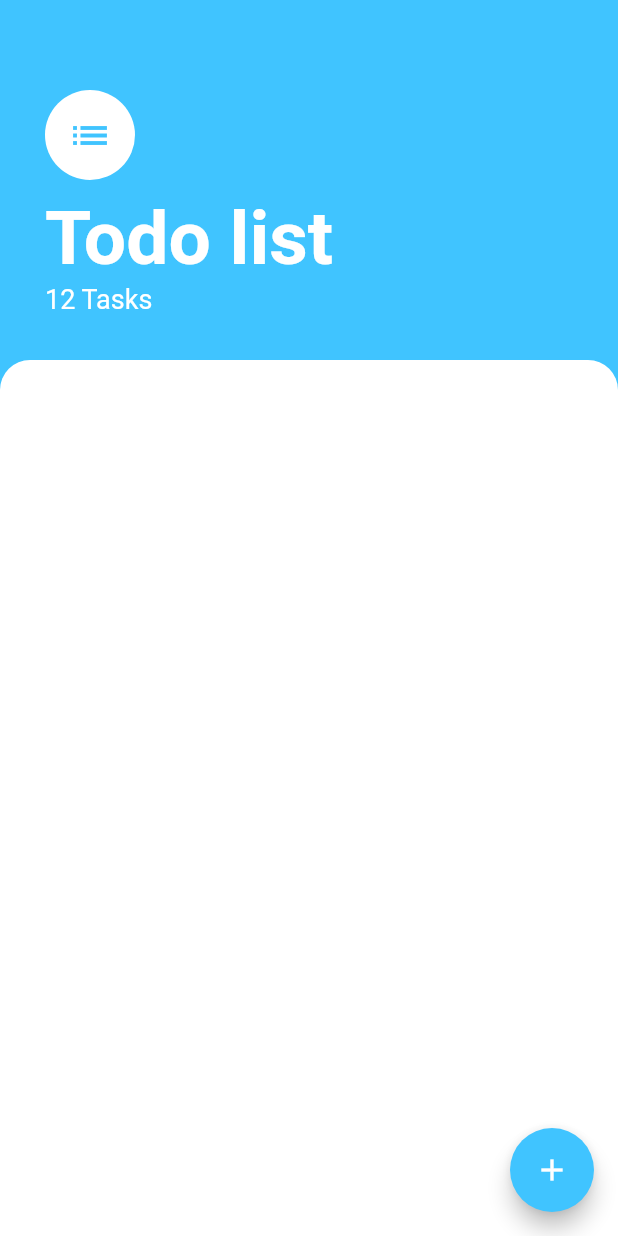
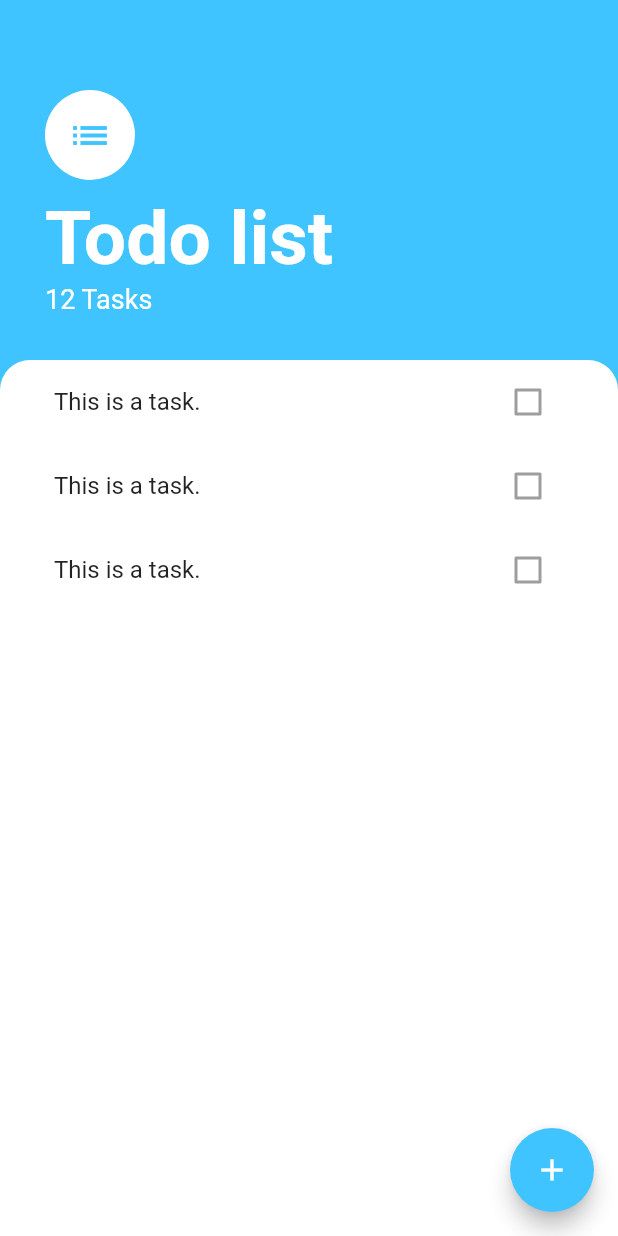
Before and after one commit to jin-aiit-a1824jj/flutter-tutorial-11-todolist_sample_provider, a Flutter app: the screen it shows after launch, on a phone screen of 412 x 824 dp. Run offline on Flutter 3.47's test engine with Material 2 defaults, Android fonts, the phone set to English and light mode, and no system bars.

Commit message:
add listview

```diff
--- a/lib/screens/tasks_screen.dart
+++ b/lib/screens/tasks_screen.dart
@@ -1,4 +1,5 @@
 import 'package:flutter/material.dart';
+import 'package:todolistsampel/widgets/tasks_list.dart';
 
 class TasksScreen extends StatelessWidget {
   @override
@@ -8,7 +9,9 @@ class TasksScreen extends StatelessWidget {
       floatingActionButton: FloatingActionButton(
         backgroundColor: Colors.lightBlueAccent,
         child: Icon(Icons.add),
-        onPressed: null,
+        onPressed: (){
+
+        },
       ),
       body: Column(
         crossAxisAlignment: CrossAxisAlignment.start,
@@ -49,13 +52,14 @@ class TasksScreen extends StatelessWidget {
           ),
           Expanded(
             child: Container(
-              height: 300.0,
+              padding: EdgeInsets.symmetric(horizontal: 20.0),
               decoration: BoxDecoration(
                 color: Colors.white,
                 borderRadius: BorderRadius.only(
                     topLeft: Radius.circular(20.0),
                     topRight: Radius.circular(20.0)),
               ),
+            child: TasksList(),
             ),
           ),
         ],
--- /dev/null
+++ b/lib/widgets/task_tile.dart
@@ -0,0 +1,14 @@
+import 'package:flutter/material.dart';
+
+class TaskTile extends StatelessWidget {
+
+  @override
+  Widget build(BuildContext context) {
+    return ListTile(
+      title: Text('This is a task.'),
+      trailing: Checkbox(
+        value: false,
+      ),
+    );
+  }
+}
--- /dev/null
+++ b/lib/widgets/tasks_list.dart
@@ -0,0 +1,16 @@
+import 'package:flutter/material.dart';
+import 'package:todolistsampel/widgets/task_tile.dart';
+
+class TasksList extends StatelessWidget {
+
+  @override
+  Widget build(BuildContext context) {
+    return ListView(
+      children: <Widget>[
+        TaskTile(),
+        TaskTile(),
+        TaskTile(),
+      ],
+    );
+  }
+}
```
